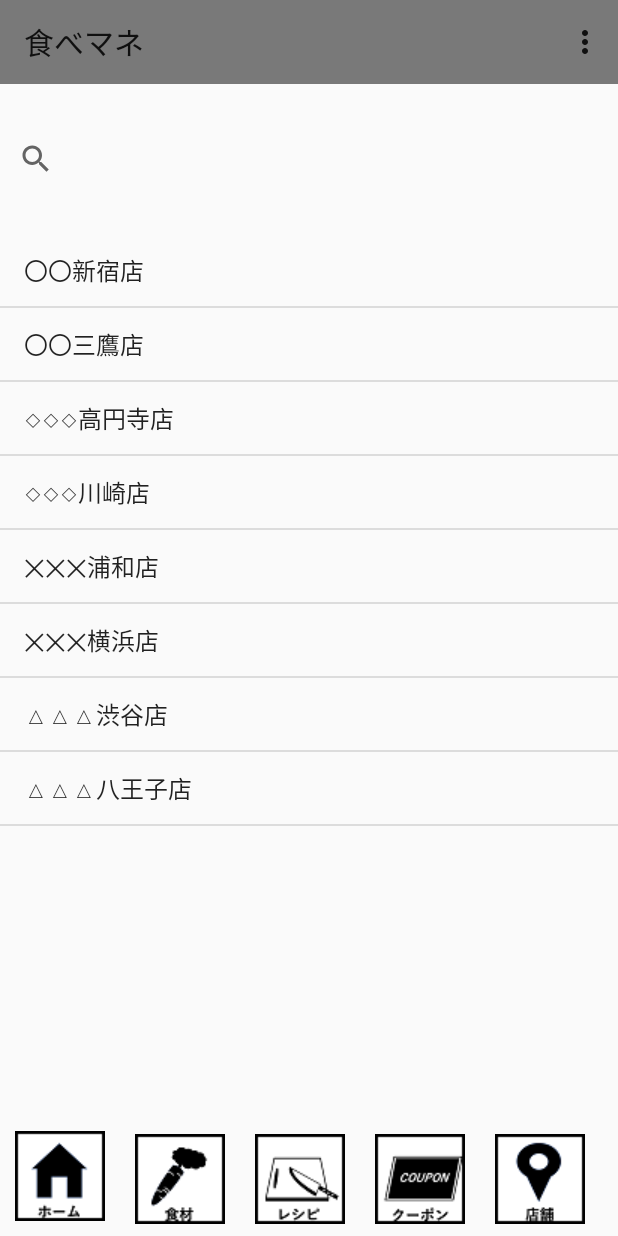
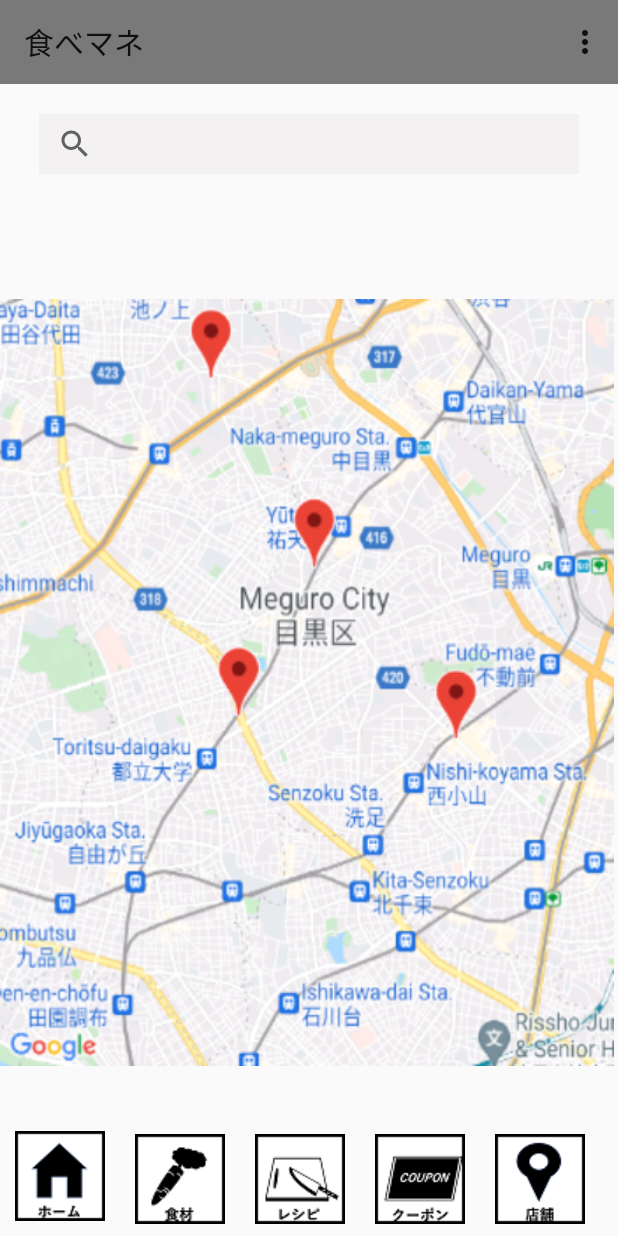
Before and after one commit to fresh3001/Tabemane, an Android app: the ShopActivity screen opened directly, with no data from a screen before it, on a phone screen of 412 x 824 dp. Run offline under Robolectric (Android 15) with nearby library versions, the light colour scheme and no system bars.

Commit message:
04 commit 渡部

```diff
--- a/app/src/main/java/com/example/tabemane/ShopActivity.java
+++ b/app/src/main/java/com/example/tabemane/ShopActivity.java
@@ -15,6 +15,7 @@ import android.view.Menu;
 import android.view.MenuItem;
 import android.view.View;
 import android.widget.ArrayAdapter;
+import android.widget.Button;
 import android.widget.ImageButton;
 import android.widget.ListView;
 
@@ -24,22 +25,13 @@ import androidx.appcompat.widget.Toolbar;
 //#1
 public class ShopActivity extends AppCompatActivity {
 
-    //Shop
-    String[] strings = {
-            "〇〇新宿店",
-            "〇〇三鷹店",
-            "◇◇◇高円寺店",
-            "◇◇◇川崎店",
-            "✕✕✕浦和店",
-            "✕✕✕横浜店",
-            "△△△渋谷店",
-            "△△△八王子店",
-    };
 
     @Override
     protected void onCreate(Bundle savedInstanceState) {
         super.onCreate(savedInstanceState);
         setContentView(R.layout.activity_shop);
+
+
 
         /*************共通frame*************/
         //定義
@@ -61,9 +53,6 @@ public class ShopActivity extends AppCompatActivity {
 
 
         /******************ここから下にpage毎記述*******************/
-        ListView coupon_listview = findViewById(R.id.shopListView);
-        ArrayAdapter adapter = new ArrayAdapter(this,android.R.layout.simple_list_item_1,strings);
-        coupon_listview.setAdapter(adapter);
 
     }
 
--- a/app/src/main/res/layout/activity_shop.xml
+++ b/app/src/main/res/layout/activity_shop.xml
@@ -101,24 +101,29 @@
 
 
     <!--page別フレームはここから下に記述-->
-    <ListView
-        android:id="@+id/shopListView"
-        android:layout_width="0dp"
-        android:layout_height="500dp"
-        android:layout_marginTop="20dp"
-        app:layout_constraintTop_toBottomOf="@+id/searchView"
-        tools:ignore="MissingConstraints,NotSibling">
 
-    </ListView>
 
     <SearchView
         android:id="@+id/searchView"
-        android:layout_width="300dp"
-        android:layout_height="60dp"
+        android:layout_width="360dp"
+        android:layout_height="40dp"
+        android:layout_marginTop="20dp"
+        android:background="#F3F1F1"
+        app:layout_constraintEnd_toEndOf="parent"
+        app:layout_constraintStart_toStartOf="parent"
+        app:layout_constraintTop_toBottomOf="@+id/toolbar"
+        tools:ignore="MissingConstraints" />
+
+    <ImageView
+        android:layout_width="409dp"
+        android:layout_height="511dp"
+        android:scaleType="fitXY"
+        android:src="@drawable/mapimage"
+        app:layout_constraintBottom_toBottomOf="@+id/recipeImageButton"
+        app:layout_constraintTop_toTopOf="@+id/toolbar"
+        app:layout_constraintVertical_bias="0.655"
         tools:ignore="MissingConstraints"
-        tools:layout_editor_absoluteX="36dp"
-        tools:layout_editor_absoluteY="124dp"
-        android:layout_marginTop="20dp"
-        app:layout_constraintTop_toBottomOf="@+id/toolbar"/>
+        tools:layout_editor_absoluteX="0dp" />
+
 
 </androidx.constraintlayout.widget.ConstraintLayout>
```
Also changed, not shown: app/src/main/res/drawable/mapimage.png (added).
